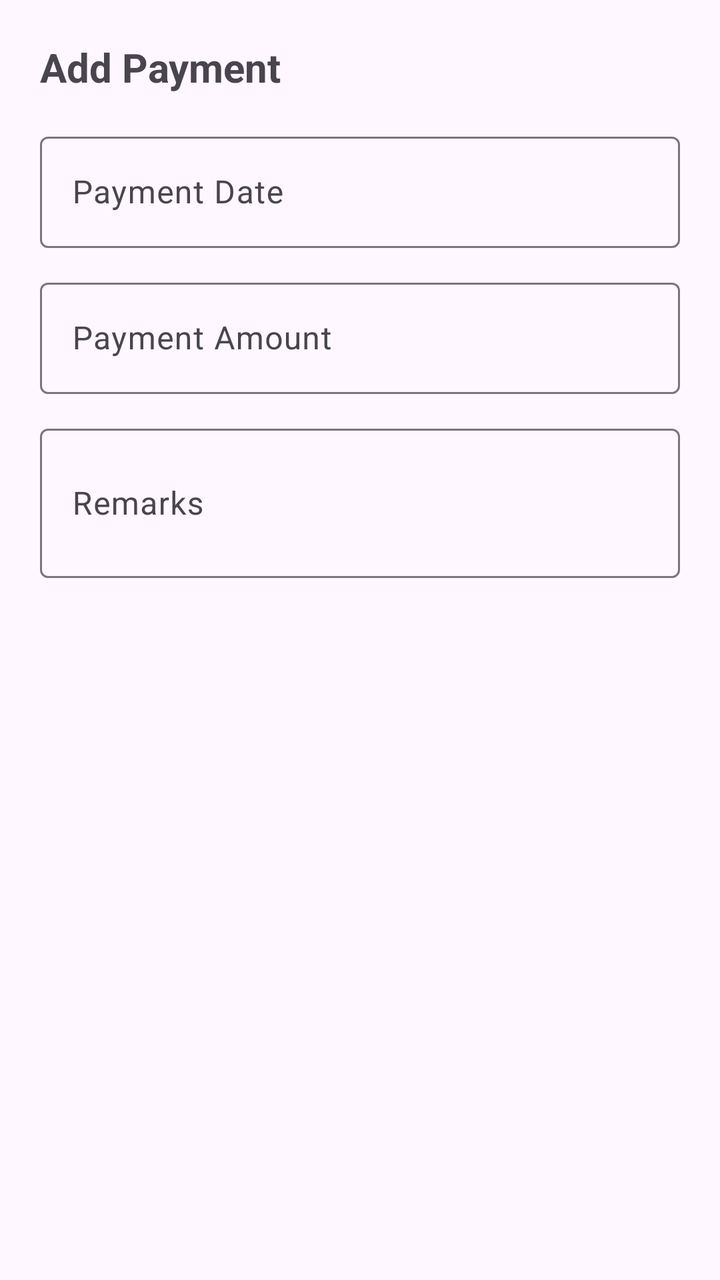
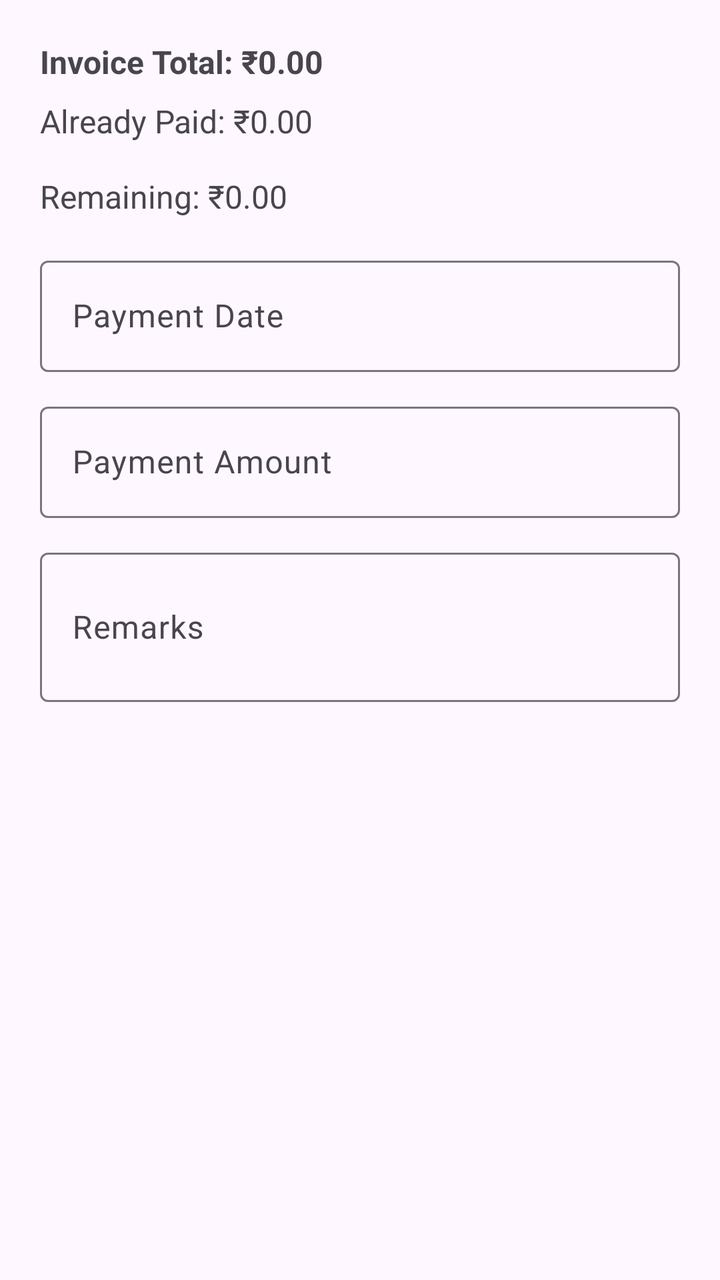

The first picture is an Android layout as it rendered before a commit; the second is the same layout after the commit. The layout source and the unified diff follow.
<!-- AndroidManifest.xml: application theme Theme.RepoMaster -->
<!-- res/layout/dialog_add_payment.xml -->
<?xml version="1.0" encoding="utf-8"?>
<LinearLayout
    xmlns:android="http://schemas.android.com/apk/res/android"
    android:layout_width="match_parent"
    android:layout_height="wrap_content"
    android:orientation="vertical"
    android:padding="20dp">

    <TextView
        android:layout_width="match_parent"
        android:layout_height="wrap_content"
        android:text="Add Payment"
        android:textSize="20sp"
        android:textStyle="bold"
        android:layout_marginBottom="16dp"/>

    <com.google.android.material.textfield.TextInputLayout
        android:layout_width="match_parent"
        android:layout_height="wrap_content"
        android:hint="Payment Date">

        <com.google.android.material.textfield.TextInputEditText
            android:id="@+id/etPaymentDate"
            android:layout_width="match_parent"
            android:layout_height="wrap_content"
            android:focusable="false"
            android:clickable="true"/>

    </com.google.android.material.textfield.TextInputLayout>

    <com.google.android.material.textfield.TextInputLayout
        android:layout_width="match_parent"
        android:layout_height="wrap_content"
        android:layout_marginTop="12dp"
        android:hint="Payment Amount">

        <com.google.android.material.textfield.TextInputEditText
            android:id="@+id/etPaymentAmount"
            android:layout_width="match_parent"
            android:layout_height="wrap_content"
            android:inputType="numberDecimal"/>

    </com.google.android.material.textfield.TextInputLayout>

    <com.google.android.material.textfield.TextInputLayout
        android:layout_width="match_parent"
        android:layout_height="wrap_content"
        android:layout_marginTop="12dp"
        android:hint="Remarks">

        <com.google.android.material.textfield.TextInputEditText
            android:id="@+id/etPaymentRemarks"
            android:layout_width="match_parent"
            android:layout_height="wrap_content"
            android:inputType="textMultiLine"
            android:minLines="2"/>

    </com.google.android.material.textfield.TextInputLayout>

</LinearLayout>
<!-- resources referenced by this layout -->
<resources>
  <style name="Theme.RepoMaster" parent="Base.Theme.RepoMaster" />
  <style name="Base.Theme.RepoMaster" parent="Theme.Material3.DayNight.NoActionBar">
          
          
      </style>
</resources>

<!-- the commit's change to res/layout/dialog_add_payment.xml (unified diff, before → after) -->
@@ -7,13 +7,27 @@
     android:padding="20dp">
 
     <TextView
+        android:id="@+id/txtInvoiceTotal"
         android:layout_width="match_parent"
         android:layout_height="wrap_content"
-        android:text="Add Payment"
-        android:textSize="20sp"
+        android:text="Invoice Total: ₹0.00"
+        android:textSize="16sp"
         android:textStyle="bold"
-        android:layout_marginBottom="16dp"/>
-
+        android:layout_marginBottom="8dp" />
+    <TextView
+        android:id="@+id/txtAlreadyPaid"
+        android:layout_width="match_parent"
+        android:layout_height="wrap_content"
+        android:text="Already Paid: ₹0.00"
+        android:textSize="16sp"
+        android:layout_marginBottom="16dp" />
+    <TextView
+        android:id="@+id/txtRemainingAmount"
+        android:layout_width="match_parent"
+        android:layout_height="wrap_content"
+        android:text="Remaining: ₹0.00"
+        android:textSize="16sp"
+        android:layout_marginBottom="16dp" />
     <com.google.android.material.textfield.TextInputLayout
         android:layout_width="match_parent"
         android:layout_height="wrap_content"
